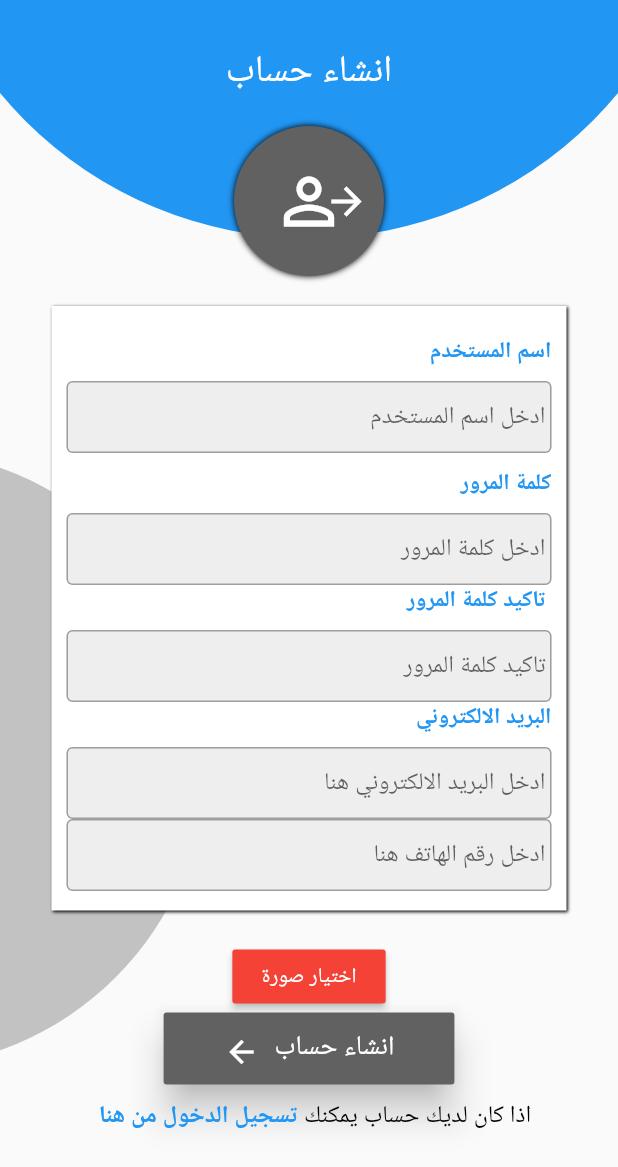
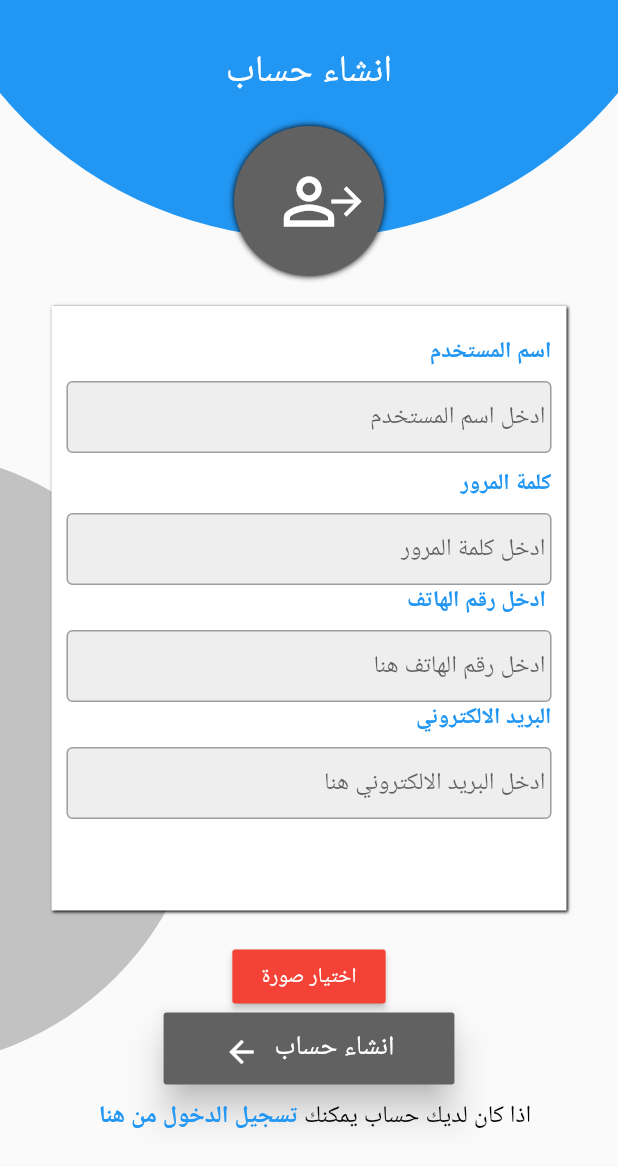
Before and after one commit to shadyharb58/fooddelivery, a Flutter app: the screen it shows after launch, after a tap on the "person outline" icon, on a phone screen of 412 x 824 dp. Shown: the top 1167 px of the screen. Run offline on Flutter 3.47's test engine with Material 2 defaults, Android fonts, the phone set to English and light mode, and no system bars; our stand-ins replace image_picker, shared_preferences.

Commit message:
قثبقثسا

```diff
--- a/lib/pages/login.dart
+++ b/lib/pages/login.dart
@@ -86,7 +86,6 @@ class _LoginState extends State<Login> {
   TextEditingController email = new TextEditingController();
   TextEditingController phone = new TextEditingController();
   TextEditingController password = new TextEditingController();
-  TextEditingController confirmpassword = new TextEditingController();
   GlobalKey<FormState> formstatesignin = new GlobalKey<FormState>();
   GlobalKey<FormState> formstatesignup = new GlobalKey<FormState>();
 
@@ -128,10 +127,8 @@ class _LoginState extends State<Login> {
     if (formdata.validate()) {
       formdata.save();
       showloading(context);
-
       var responsebody =
           await crud.addUsers(email.text, password.text, username.text, file);
-
       if (responsebody['status'] == "success") {
         print("yes success");
         savePref(responsebody['username'], responsebody['email'],
@@ -462,14 +459,14 @@ class _LoginState extends State<Login> {
                     buildTextFormFieldAll(
                         "ادخل كلمة المرور", true, password, "password"),
                     // Start Text password CONFIRM
-                    Text(" تاكيد كلمة المرور ",
+                    Text(" ادخل رقم الهاتف",
                         style: TextStyle(
                             color: Colors.blue, fontWeight: FontWeight.w600)),
                     SizedBox(
                       height: 10,
                     ),
-                    buildTextFormFieldAll("تاكيد كلمة المرور", true,
-                        confirmpassword, "confirmpassword"),
+                    buildTextFormFieldAll(
+                        "ادخل رقم الهاتف هنا ", false, phone, "phone"),
                     // Start Text EMAIL
                     Text("البريد الالكتروني",
                         style: TextStyle(
@@ -479,8 +476,7 @@ class _LoginState extends State<Login> {
                     ),
                     buildTextFormFieldAll(
                         "ادخل البريد الالكتروني هنا ", false, email, "email"),
-                          buildTextFormFieldAll(
-                        "ادخل رقم الهاتف هنا ", false, phone, "phone"),
+
                     // End Text username
                   ],
                 ),
@@ -497,22 +493,18 @@ class _LoginState extends State<Login> {
       obscureText: pass,
       validator: (val) {
         if (type == "email") {
-         return  validInput(val, 4, 40, "يكون البريد الالكتروني", "email");
+          return validInput(val, 4, 40, "يكون البريد الالكتروني", "email");
         }
         if (type == "username") {
-         return validInput(val, 4, 30, "يكون اسم المستخدم");
+          return validInput(val, 4, 30, "يكون اسم المستخدم");
         }
         if (type == "password") {
-         return validInput(val, 4, 30, "يكون كلمة المرور");
+          return validInput(val, 4, 30, "يكون كلمة المرور");
         }
         if (type == "phone") {
-        return  validInput(val, 4, 30, "يكون رقم الهاتف", "phone");
+          return validInput(val, 4, 30, "يكون رقم الهاتف", "phone");
         }
-        if (type == "confirmpassword") {
-          if (val != password.text) {
-            return "كلمة المرور غير متطابقة";
-          }
-        }
+
       },
       decoration: InputDecoration(
           contentPadding: EdgeInsets.all(4),
```
